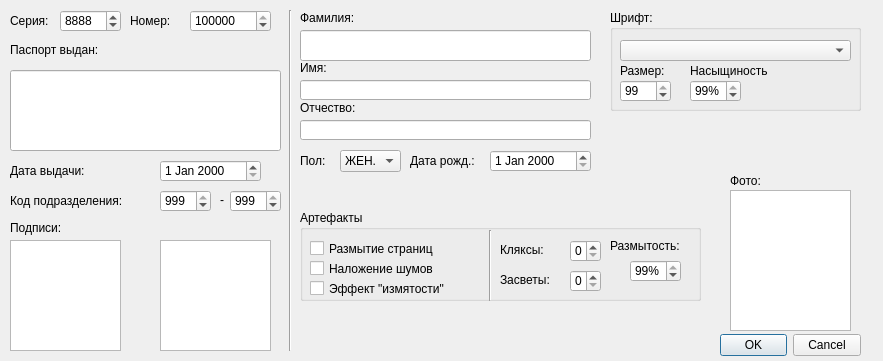
Above: ChangeDataDialog.ui from AM97Y/SyntheticPassportGenerate before the change. Below: the same form after it.
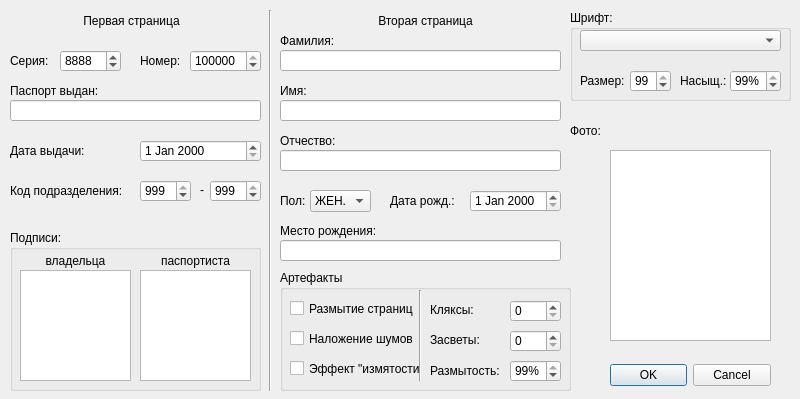
That is the form after the change.

Commit message: Changed ui-forms and corresponding classes, added icons to application windows, refactored class to create passport image

```diff
--- a/ChangeDataDialog.ui
+++ b/ChangeDataDialog.ui
@@ -6,8 +6,8 @@
    <rect>
     <x>0</x>
     <y>0</y>
-    <width>883</width>
-    <height>361</height>
+    <width>800</width>
+    <height>399</height>
    </rect>
   </property>
   <property name="windowTitle">
@@ -16,9 +16,9 @@
   <widget class="QDialogButtonBox" name="buttonBox">
    <property name="geometry">
     <rect>
-     <x>720</x>
-     <y>330</y>
-     <width>141</width>
+     <x>610</x>
+     <y>360</y>
+     <width>161</width>
      <height>31</height>
     </rect>
    </property>
@@ -33,7 +33,7 @@
    <property name="geometry">
     <rect>
      <x>10</x>
-     <y>10</y>
+     <y>50</y>
      <width>51</width>
      <height>21</height>
     </rect>
@@ -45,8 +45,8 @@
   <widget class="QLabel" name="label_2">
    <property name="geometry">
     <rect>
-     <x>130</x>
-     <y>10</y>
+     <x>140</x>
+     <y>50</y>
      <width>51</width>
      <height>21</height>
     </rect>
@@ -59,9 +59,9 @@
    <property name="geometry">
     <rect>
      <x>10</x>
-     <y>40</y>
-     <width>121</width>
-     <height>20</height>
+     <y>80</y>
+     <width>111</width>
+     <height>21</height>
     </rect>
    </property>
    <property name="text">
@@ -72,8 +72,8 @@
    <property name="geometry">
     <rect>
      <x>10</x>
-     <y>160</y>
-     <width>101</width>
+     <y>140</y>
+     <width>121</width>
      <height>21</height>
     </rect>
    </property>
@@ -85,8 +85,8 @@
    <property name="geometry">
     <rect>
      <x>10</x>
-     <y>190</y>
-     <width>151</width>
+     <y>180</y>
+     <width>121</width>
      <height>21</height>
     </rect>
    </property>
@@ -98,7 +98,7 @@
    <property name="geometry">
     <rect>
      <x>60</x>
-     <y>10</y>
+     <y>50</y>
      <width>61</width>
      <height>22</height>
     </rect>
@@ -117,8 +117,8 @@
    <property name="geometry">
     <rect>
      <x>190</x>
-     <y>10</y>
-     <width>81</width>
+     <y>50</y>
+     <width>71</width>
      <height>22</height>
     </rect>
    </property>
@@ -136,18 +136,18 @@
    <property name="geometry">
     <rect>
      <x>10</x>
-     <y>70</y>
-     <width>271</width>
-     <height>81</height>
+     <y>100</y>
+     <width>251</width>
+     <height>21</height>
     </rect>
    </property>
   </widget>
   <widget class="QDateEdit" name="issueDateEdit">
    <property name="geometry">
     <rect>
-     <x>160</x>
-     <y>160</y>
-     <width>101</width>
+     <x>140</x>
+     <y>140</y>
+     <width>121</width>
      <height>22</height>
     </rect>
    </property>
@@ -155,8 +155,8 @@
   <widget class="QSpinBox" name="codeSpinBox1">
    <property name="geometry">
     <rect>
-     <x>160</x>
-     <y>190</y>
+     <x>140</x>
+     <y>180</y>
      <width>51</width>
      <height>22</height>
     </rect>
@@ -174,8 +174,8 @@
   <widget class="QSpinBox" name="codeSpinBox2">
    <property name="geometry">
     <rect>
-     <x>230</x>
-     <y>190</y>
+     <x>210</x>
+     <y>180</y>
      <width>51</width>
      <height>22</height>
     </rect>
@@ -193,9 +193,9 @@
   <widget class="QLabel" name="label_6">
    <property name="geometry">
     <rect>
-     <x>220</x>
-     <y>190</y>
-     <width>20</width>
+     <x>200</x>
+     <y>180</y>
+     <width>21</width>
      <height>20</height>
     </rect>
    </property>
@@ -206,10 +206,10 @@
   <widget class="Line" name="line">
    <property name="geometry">
     <rect>
-     <x>280</x>
+     <x>260</x>
      <y>10</y>
      <width>20</width>
-     <height>341</height>
+     <height>381</height>
     </rect>
    </property>
    <property name="orientation">
@@ -219,10 +219,10 @@
   <widget class="QLabel" name="label_7">
    <property name="geometry">
     <rect>
-     <x>300</x>
-     <y>10</y>
-     <width>81</width>
-     <height>16</height>
+     <x>280</x>
+     <y>30</y>
+     <width>61</width>
+     <height>21</height>
     </rect>
    </property>
    <property name="text">
@@ -232,20 +232,20 @@
   <widget class="QLineEdit" name="surnameLineEdit">
    <property name="geometry">
     <rect>
-     <x>300</x>
-     <y>30</y>
-     <width>291</width>
-     <height>31</height>
+     <x>280</x>
+     <y>50</y>
+     <width>281</width>
+     <height>21</height>
     </rect>
    </property>
   </widget>
   <widget class="QLabel" name="label_8">
    <property name="geometry">
     <rect>
-     <x>300</x>
-     <y>60</y>
-     <width>41</width>
-     <height>16</height>
+     <x>280</x>
+     <y>80</y>
+     <width>61</width>
+     <height>21</height>
     </rect>
    </property>
    <property name="text">
@@ -255,10 +255,10 @@
   <widget class="QLabel" name="label_9">
    <property name="geometry">
     <rect>
-     <x>300</x>
-     <y>100</y>
+     <x>280</x>
+     <y>130</y>
      <width>101</width>
-     <height>16</height>
+     <height>21</height>
     </rect>
    </property>
    <property name="text">
@@ -268,8 +268,8 @@
   <widget class="QComboBox" name="sexComboBox">
    <property name="geometry">
     <rect>
-     <x>340</x>
-     <y>150</y>
+     <x>310</x>
+     <y>190</y>
      <width>61</width>
      <height>22</height>
     </rect>
@@ -288,9 +288,9 @@
   <widget class="QLabel" name="label_10">
    <property name="geometry">
     <rect>
-     <x>300</x>
-     <y>150</y>
-     <width>31</width>
+     <x>280</x>
+     <y>190</y>
+     <width>41</width>
      <height>21</height>
     </rect>
    </property>
@@ -301,9 +301,9 @@
   <widget class="QDateEdit" name="birthDateEdit">
    <property name="geometry">
     <rect>
-     <x>490</x>
-     <y>150</y>
-     <width>101</width>
+     <x>470</x>
+     <y>190</y>
+     <width>91</width>
      <height>22</height>
     </rect>
    </property>
@@ -311,9 +311,9 @@
   <widget class="QLabel" name="label_11">
    <property name="geometry">
     <rect>
-     <x>410</x>
-     <y>150</y>
-     <width>91</width>
+     <x>390</x>
+     <y>190</y>
+     <width>81</width>
      <height>21</height>
     </rect>
    </property>
@@ -324,71 +324,38 @@
   <widget class="QLineEdit" name="nameLineEdit">
    <property name="geometry">
     <rect>
-     <x>300</x>
-     <y>80</y>
-     <width>291</width>
-     <height>20</height>
+     <x>280</x>
+     <y>100</y>
+     <width>281</width>
+     <height>21</height>
     </rect>
    </property>
   </widget>
   <widget class="QLineEdit" name="patronymicLineEdit">
    <property name="geometry">
     <rect>
-     <x>300</x>
-     <y>120</y>
-     <width>291</width>
-     <height>20</height>
-    </rect>
-   </property>
-  </widget>
-  <widget class="QLabel" name="label_16">
-   <property name="geometry">
-    <rect>
-     <x>10</x>
-     <y>220</y>
-     <width>71</width>
-     <height>16</height>
-    </rect>
-   </property>
-   <property name="text">
-    <string>Подписи:</string>
-   </property>
-  </widget>
-  <widget class="QGraphicsView" name="officersignGraphicsView">
-   <property name="geometry">
-    <rect>
-     <x>10</x>
-     <y>240</y>
-     <width>111</width>
-     <height>111</height>
-    </rect>
-   </property>
-  </widget>
-  <widget class="QGraphicsView" name="ownersignGraphicsView">
-   <property name="geometry">
-    <rect>
-     <x>160</x>
-     <y>240</y>
-     <width>111</width>
-     <height>111</height>
+     <x>280</x>
+     <y>150</y>
+     <width>281</width>
+     <height>21</height>
     </rect>
    </property>
   </widget>
   <widget class="QGraphicsView" name="photoGraphicsView">
    <property name="geometry">
     <rect>
-     <x>730</x>
-     <y>190</y>
-     <width>121</width>
-     <height>141</height>
+     <x>610</x>
+     <y>150</y>
+     <width>161</width>
+     <height>191</height>
     </rect>
    </property>
   </widget>
   <widget class="QLabel" name="label_17">
    <property name="geometry">
     <rect>
-     <x>730</x>
-     <y>170</y>
+     <x>570</x>
+     <y>120</y>
      <width>41</width>
      <height>21</height>
     </rect>
@@ -400,10 +367,10 @@
   <widget class="QGroupBox" name="fontGroupBox">
    <property name="geometry">
     <rect>
-     <x>610</x>
+     <x>570</x>
      <y>10</y>
-     <width>251</width>
-     <height>101</height>
+     <width>221</width>
+     <height>91</height>
     </rect>
    </property>
    <property name="title">
@@ -413,8 +380,8 @@
     <property name="geometry">
      <rect>
       <x>10</x>
-      <y>50</y>
-      <width>61</width>
+      <y>60</y>
+      <width>51</width>
       <height>21</height>
      </rect>
     </property>
@@ -425,9 +392,9 @@
    <widget class="QSpinBox" name="fontsizeSpinBox">
     <property name="geometry">
      <rect>
-      <x>10</x>
-      <y>70</y>
-      <width>51</width>
+      <x>60</x>
+      <y>60</y>
+      <width>41</width>
       <height>22</height>
      </rect>
     </property>
@@ -444,21 +411,21 @@
    <widget class="QLabel" name="label_15">
     <property name="geometry">
      <rect>
-      <x>80</x>
-      <y>50</y>
-      <width>111</width>
+      <x>110</x>
+      <y>60</y>
+      <width>51</width>
       <height>21</height>
      </rect>
     </property>
     <property name="text">
-     <string>Насыщиность</string>
+     <string>Насыщ.:</string>
     </property>
    </widget>
    <widget class="QSpinBox" name="fontblurSpinBox">
     <property name="geometry">
      <rect>
-      <x>80</x>
-      <y>70</y>
+      <x>160</x>
+      <y>60</y>
       <width>51</width>
       <height>22</height>
      </rect>
@@ -480,8 +447,8 @@
     <property name="geometry">
      <rect>
       <x>10</x>
-      <y>30</y>
-      <width>231</width>
+      <y>20</y>
+      <width>201</width>
       <height>21</height>
      </rect>
     </property>
@@ -490,10 +457,10 @@
   <widget class="QGroupBox" name="artifactsGroupBox">
    <property name="geometry">
     <rect>
-     <x>300</x>
-     <y>210</y>
-     <width>401</width>
-     <height>91</height>
+     <x>280</x>
+     <y>270</y>
+     <width>291</width>
+     <height>121</height>
     </rect>
    </property>
    <property name="title">
@@ -504,7 +471,7 @@
      <rect>
       <x>10</x>
       <y>30</y>
-      <width>161</width>
+      <width>131</width>
       <height>17</height>
      </rect>
     </property>
@@ -516,8 +483,8 @@
     <property name="geometry">
      <rect>
       <x>10</x>
-      <y>50</y>
-      <width>161</width>
+      <y>60</y>
+      <width>131</width>
       <height>17</height>
      </rect>
     </property>
@@ -529,8 +496,8 @@
     <property name="geometry">
      <rect>
       <x>10</x>
-      <y>70</y>
-      <width>171</width>
+      <y>90</y>
+      <width>131</width>
       <height>17</height>
      </rect>
     </property>
@@ -541,9 +508,9 @@
    <widget class="QSpinBox" name="blotsnumSpinBox">
     <property name="geometry">
      <rect>
-      <x>270</x>
+      <x>230</x>
       <y>30</y>
-      <width>31</width>
+      <width>51</width>
       <height>22</height>
      </rect>
     </property>
@@ -554,9 +521,9 @@
    <widget class="QSpinBox" name="flashnumSpinBox">
     <property name="geometry">
      <rect>
-      <x>270</x>
+      <x>230</x>
       <y>60</y>
-      <width>31</width>
+      <width>51</width>
       <height>22</height>
      </rect>
     </property>
@@ -567,9 +534,9 @@
    <widget class="QLabel" name="label_13">
     <property name="geometry">
      <rect>
-      <x>200</x>
+      <x>150</x>
       <y>30</y>
-      <width>71</width>
+      <width>61</width>
       <height>20</height>
      </rect>
     </property>
@@ -580,7 +547,7 @@
    <widget class="QLabel" name="label_18">
     <property name="geometry">
      <rect>
-      <x>200</x>
+      <x>150</x>
       <y>60</y>
       <width>71</width>
       <height>20</height>
@@ -593,10 +560,10 @@
    <widget class="Line" name="line_2">
     <property name="geometry">
      <rect>
-      <x>180</x>
+      <x>130</x>
       <y>20</y>
       <width>20</width>
-      <height>71</height>
+      <height>91</height>
      </rect>
     </property>
     <property name="orientation">
@@ -606,8 +573,8 @@
    <widget class="QSpinBox" name="blurFlashnumBlotsnum">
     <property name="geometry">
      <rect>
-      <x>330</x>
-      <y>50</y>
+      <x>230</x>
+      <y>90</y>
       <width>51</width>
       <height>22</height>
      </rect>
@@ -628,10 +595,10 @@
    <widget class="QLabel" name="label_19">
     <property name="geometry">
      <rect>
-      <x>310</x>
-      <y>20</y>
-      <width>91</width>
-      <height>31</height>
+      <x>150</x>
+      <y>90</y>
+      <width>71</width>
+      <height>21</height>
      </rect>
     </property>
     <property name="text">
@@ -642,41 +609,161 @@
   <widget class="QLabel" name="photoLabel">
    <property name="geometry">
     <rect>
-     <x>740</x>
-     <y>200</y>
+     <x>620</x>
+     <y>160</y>
+     <width>141</width>
+     <height>171</height>
+    </rect>
+   </property>
+   <property name="text">
+    <string/>
+   </property>
+  </widget>
+  <widget class="QLabel" name="label_12">
+   <property name="geometry">
+    <rect>
+     <x>16</x>
+     <y>10</y>
+     <width>231</width>
+     <height>21</height>
+    </rect>
+   </property>
+   <property name="text">
+    <string>Первая страница</string>
+   </property>
+   <property name="alignment">
+    <set>Qt::AlignCenter</set>
+   </property>
+  </widget>
+  <widget class="QLabel" name="label_20">
+   <property name="geometry">
+    <rect>
+     <x>280</x>
+     <y>10</y>
+     <width>291</width>
+     <height>21</height>
+    </rect>
+   </property>
+   <property name="text">
+    <string>Вторая страница</string>
+   </property>
+   <property name="alignment">
+    <set>Qt::AlignCenter</set>
+   </property>
+  </widget>
+  <widget class="QLabel" name="label_21">
+   <property name="geometry">
+    <rect>
+     <x>280</x>
+     <y>220</y>
      <width>101</width>
-     <height>121</height>
+     <height>21</height>
     </rect>
    </property>
    <property name="text">
-    <string/>
+    <string>Место рождения:</string>
    </property>
   </widget>
-  <widget class="QLabel" name="officersignLabel">
+  <widget class="QLineEdit" name="birthPlacelineEdit">
    <property name="geometry">
     <rect>
-     <x>20</x>
-     <y>250</y>
-     <width>91</width>
-     <height>91</height>
+     <x>280</x>
+     <y>240</y>
+     <width>281</width>
+     <height>21</height>
     </rect>
    </property>
-   <property name="text">
-    <string/>
-   </property>
   </widget>
-  <widget class="QLabel" name="ownersignLabel">
+  <widget class="QGroupBox" name="groupBox">
    <property name="geometry">
     <rect>
-     <x>170</x>
-     <y>250</y>
-     <width>91</width>
-     <height>91</height>
+     <x>10</x>
+     <y>230</y>
+     <width>251</width>
+     <height>161</height>
     </rect>
    </property>
-   <property name="text">
-    <string/>
+   <property name="title">
+    <string>Подписи:</string>
    </property>
+   <widget class="QLabel" name="label_16">
+    <property name="geometry">
+     <rect>
+      <x>10</x>
+      <y>20</y>
+      <width>111</width>
+      <height>21</height>
+     </rect>
+    </property>
+    <property name="text">
+     <string>владельца</string>
+    </property>
+    <property name="alignment">
+     <set>Qt::AlignCenter</set>
+    </property>
+   </widget>
+   <widget class="QLabel" name="label_22">
+    <property name="geometry">
+     <rect>
+      <x>130</x>
+      <y>20</y>
+      <width>111</width>
+      <height>21</height>
+     </rect>
+    </property>
+    <property name="text">
+     <string>паспортиста</string>
+    </property>
+    <property name="alignment">
+     <set>Qt::AlignCenter</set>
+    </property>
+   </widget>
+   <widget class="QGraphicsView" name="officersignGraphicsView">
+    <property name="geometry">
+     <rect>
+      <x>10</x>
+      <y>40</y>
+      <width>111</width>
+      <height>111</height>
+     </rect>
+    </property>
+   </widget>
+   <widget class="QLabel" name="officersignLabel">
+    <property name="geometry">
+     <rect>
+      <x>20</x>
+      <y>50</y>
+      <width>91</width>
+      <height>91</height>
+     </rect>
+    </property>
+    <property name="text">
+     <string/>
+    </property>
+   </widget>
+   <widget class="QGraphicsView" name="ownersignGraphicsView">
+    <property name="geometry">
+     <rect>
+      <x>130</x>
+      <y>40</y>
+      <width>111</width>
+      <height>111</height>
+     </rect>
+    </property>
+   </widget>
+   <widget class="QLabel" name="ownersignLabel">
+    <property name="geometry">
+     <rect>
+      <x>140</x>
+      <y>50</y>
+      <width>91</width>
+      <height>91</height>
+     </rect>
+    </property>
+    <property name="text">
+     <string/>
+    </property>
+   </widget>
   </widget>
  </widget>
  <resources/>
```
The commit also changes 6 other files.
